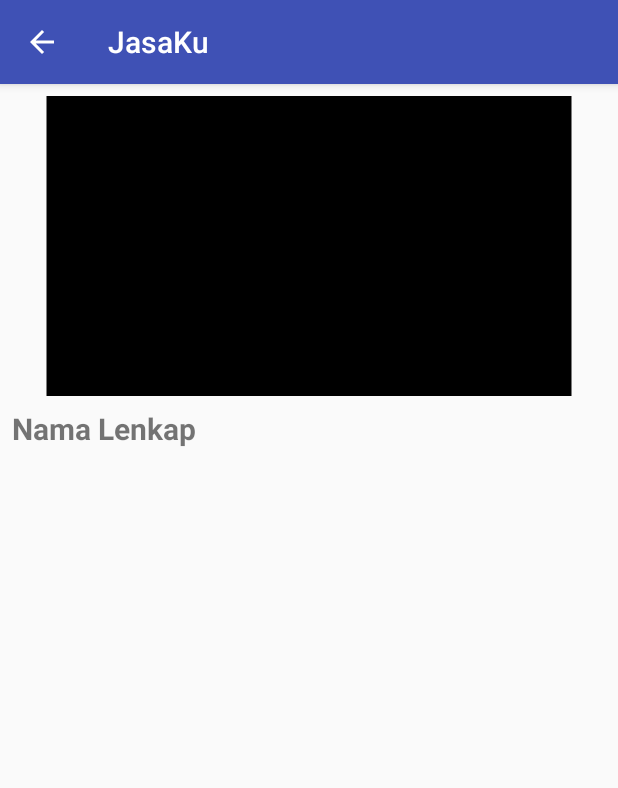
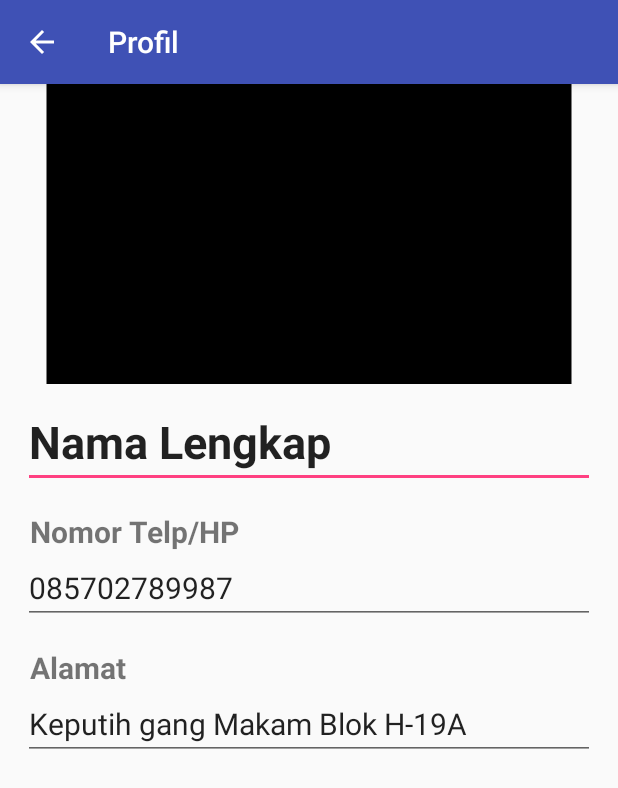
Before and after one commit to cahyasetya/JasaKu, an Android app: the ProfileActivity screen opened directly, with no data from a screen before it, on a phone screen of 412 x 824 dp. Shown: the top 788 px of the screen. Run offline under Robolectric (Android 15) with nearby library versions, the phone set to English and light mode, and no system bars.

Commit message:
ubah manifes

```diff
--- a/Frontend/src/JasaKu/app/src/main/AndroidManifest.xml
+++ b/Frontend/src/JasaKu/app/src/main/AndroidManifest.xml
@@ -29,11 +29,17 @@
             android:label="@string/title_activity_detil_toko"
             android:parentActivityName=".MainActivity"
             android:theme="@style/AppTheme.NoActionBar" />
-        <activity android:name=".ProfileActivity"
+        <activity
+            android:name=".ProfileActivity"
+            android:label="Profil"
+            android:parentActivityName=".MainActivity" />
+        <activity
+            android:name=".DataPemesanActivity"
+            android:parentActivityName=".DetilTokoActivity" />
+        <activity
+            android:name=".RegisterTokoActivity"
+            android:label="Registrasi Toko"
             android:parentActivityName=".MainActivity"/>
-
-        <activity android:name=".DataPemesanActivity"
-            android:parentActivityName=".DetilTokoActivity"></activity>
     </application>
 
 </manifest>
--- /dev/null
+++ b/Frontend/src/JasaKu/app/src/main/java/com/example/jasaku/RegisterTokoActivity.java
@@ -0,0 +1,15 @@
+package com.example.jasaku;
+
+import android.support.v7.app.AppCompatActivity;
+import android.os.Bundle;
+
+public class RegisterTokoActivity extends AppCompatActivity {
+
+    @Override
+    protected void onCreate(Bundle savedInstanceState) {
+        super.onCreate(savedInstanceState);
+        setContentView(R.layout.activity_register_toko);
+
+        getSupportActionBar().setDisplayHomeAsUpEnabled(true);
+    }
+}
--- a/Frontend/src/JasaKu/app/src/main/res/layout/activity_profile.xml
+++ b/Frontend/src/JasaKu/app/src/main/res/layout/activity_profile.xml
@@ -1,38 +1,111 @@
 <?xml version="1.0" encoding="utf-8"?>
-<android.support.constraint.ConstraintLayout xmlns:android="http://schemas.android.com/apk/res/android"
+<ScrollView xmlns:android="http://schemas.android.com/apk/res/android"
     xmlns:app="http://schemas.android.com/apk/res-auto"
     xmlns:tools="http://schemas.android.com/tools"
     android:layout_width="match_parent"
     android:layout_height="match_parent"
     tools:context="com.example.jasaku.ProfileActivity">
 
+    <android.support.constraint.ConstraintLayout xmlns:android="http://schemas.android.com/apk/res/android"
+        android:layout_width="match_parent"
+        android:layout_height="match_parent"
+        android:paddingBottom="50dp">
+
         <ImageView
             android:layout_width="0dp"
             android:layout_height="wrap_content"
-        android:layout_marginLeft="8dp"
-        android:layout_marginRight="8dp"
-        android:layout_marginTop="8dp"
+            android:layout_marginLeft="0dp"
+            android:layout_marginRight="0dp"
+            android:layout_marginTop="0dp"
             android:src="@drawable/contoh_image"
             app:layout_constraintLeft_toLeftOf="parent"
             app:layout_constraintRight_toRightOf="parent"
             app:layout_constraintTop_toTopOf="parent"
-        android:layout_marginStart="8dp"
-        android:layout_marginEnd="8dp"
-        android:id="@+id/imageView2" />
+            android:layout_marginStart="0dp"
+            android:layout_marginEnd="0dp"
+            android:id="@+id/imageViewProfileImg" />
+
+        <EditText
+            android:id="@+id/editTextNama"
+            android:text="Nama Lengkap"
+            android:textStyle="bold"
+            android:textSize="30sp"
+            android:layout_width="0dp"
+            android:layout_height="wrap_content"
+            android:layout_marginRight="15dp"
+            app:layout_constraintRight_toRightOf="parent"
+            android:layout_marginLeft="15dp"
+            app:layout_constraintLeft_toLeftOf="parent"
+            app:layout_constraintHorizontal_bias="0.501"
+            android:layout_marginTop="8dp"
+            app:layout_constraintTop_toBottomOf="@+id/imageViewProfileImg"
+            android:layout_marginStart="15dp"
+            android:layout_marginEnd="15dp" />
 
         <TextView
-        android:id="@+id/textViewNama"
-        android:text="Nama Lenkap"
+            android:id="@+id/textViewTitleKontak"
+            android:text="Nomor Telp/HP"
             android:textStyle="bold"
             android:textSize="20sp"
             android:layout_width="0dp"
             android:layout_height="wrap_content"
-        android:layout_marginRight="8dp"
+            android:layout_marginRight="15dp"
             app:layout_constraintRight_toRightOf="parent"
-        android:layout_marginLeft="8dp"
+            android:layout_marginLeft="20dp"
             app:layout_constraintLeft_toLeftOf="parent"
             app:layout_constraintHorizontal_bias="0.501"
-        android:layout_marginTop="8dp"
-        app:layout_constraintTop_toBottomOf="@+id/imageView2" />
+            android:layout_marginTop="15dp"
+            app:layout_constraintTop_toBottomOf="@+id/editTextNama"
+            android:layout_marginStart="20dp"
+            android:layout_marginEnd="15dp" />
+
+        <EditText
+            android:id="@+id/editTextKontak"
+            android:text="085702789987"
+            android:textSize="20sp"
+            android:layout_width="0dp"
+            android:layout_height="wrap_content"
+            android:layout_marginRight="15dp"
+            app:layout_constraintRight_toRightOf="parent"
+            android:layout_marginLeft="15dp"
+            app:layout_constraintLeft_toLeftOf="parent"
+            app:layout_constraintHorizontal_bias="0.501"
+            app:layout_constraintTop_toBottomOf="@+id/textViewTitleKontak"
+            android:layout_marginStart="15dp"
+            android:layout_marginEnd="15dp" />
+
+        <TextView
+            android:id="@+id/textViewTitleAlamat"
+            android:text="Alamat"
+            android:textStyle="bold"
+            android:textSize="20sp"
+            android:layout_width="0dp"
+            android:layout_height="wrap_content"
+            android:layout_marginRight="15dp"
+            app:layout_constraintRight_toRightOf="parent"
+            android:layout_marginLeft="20dp"
+            app:layout_constraintLeft_toLeftOf="parent"
+            app:layout_constraintHorizontal_bias="0.501"
+            android:layout_marginTop="15dp"
+            app:layout_constraintTop_toBottomOf="@+id/editTextKontak"
+            android:layout_marginStart="20dp"
+            android:layout_marginEnd="15dp" />
+
+        <EditText
+            android:id="@+id/editTextAlamat"
+            android:text="Keputih gang Makam Blok H-19A"
+            android:textSize="20sp"
+            android:layout_width="0dp"
+            android:layout_height="wrap_content"
+            android:layout_marginRight="15dp"
+            app:layout_constraintRight_toRightOf="parent"
+            android:layout_marginLeft="15dp"
+            app:layout_constraintLeft_toLeftOf="parent"
+            app:layout_constraintHorizontal_bias="0.501"
+            app:layout_constraintTop_toBottomOf="@+id/textViewTitleAlamat"
+            android:layout_marginStart="15dp"
+            android:layout_marginEnd="15dp" />
 
     </android.support.constraint.ConstraintLayout>
+
+</ScrollView>
--- /dev/null
+++ b/Frontend/src/JasaKu/app/src/main/res/layout/activity_register_toko.xml
@@ -0,0 +1,9 @@
+<?xml version="1.0" encoding="utf-8"?>
+<android.support.constraint.ConstraintLayout xmlns:android="http://schemas.android.com/apk/res/android"
+    xmlns:app="http://schemas.android.com/apk/res-auto"
+    xmlns:tools="http://schemas.android.com/tools"
+    android:layout_width="match_parent"
+    android:layout_height="match_parent"
+    tools:context="com.example.jasaku.RegisterTokoActivity">
+
+</android.support.constraint.ConstraintLayout>
```
Lines whose indentation alone changed are shown as unchanged.
